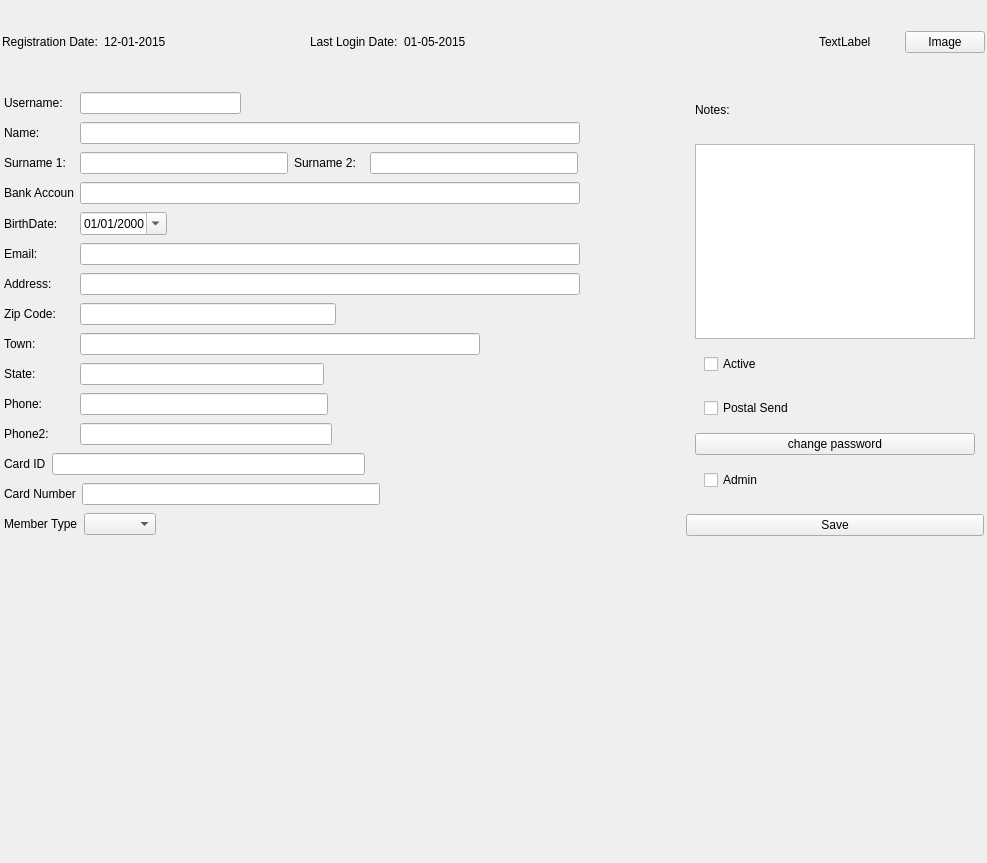
This is penyamanager/admin/memberview.ui in eguzki/penyamanager as Qt 5 draws it before an edit. The edited form follows.
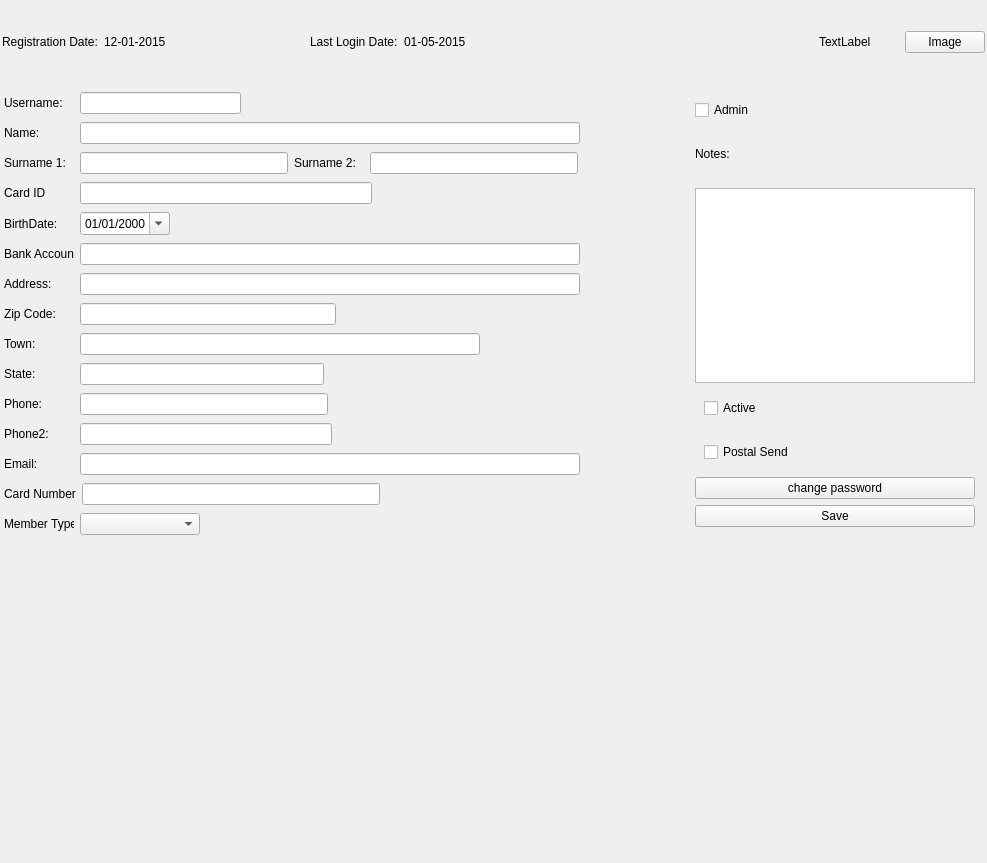
This is the edited form.

Commit message: Admin final translations add. Admin UI fix

The edit to the form file:
```diff
--- a/penyamanager/admin/memberview.ui
+++ b/penyamanager/admin/memberview.ui
@@ -410,8 +410,8 @@
           </widget>
          </item>
          <item>
-          <widget class="QWidget" name="bankAccountWidget" native="true">
-           <layout class="QHBoxLayout" name="horizontalLayout_12">
+          <widget class="QWidget" name="idcardWidget" native="true">
+           <layout class="QHBoxLayout" name="horizontalLayout_18">
             <property name="leftMargin">
              <number>1</number>
             </property>
@@ -425,7 +425,7 @@
              <number>1</number>
             </property>
             <item>
-             <widget class="QLabel" name="bankAccountLabel">
+             <widget class="QLabel" name="idCardLabel">
               <property name="minimumSize">
                <size>
                 <width>70</width>
@@ -433,34 +433,21 @@
                </size>
               </property>
               <property name="text">
-               <string>Bank Account:</string>
+               <string>Card ID</string>
               </property>
              </widget>
             </item>
             <item>
-             <widget class="QLineEdit" name="bankAccountLineEdit">
-              <property name="minimumSize">
-               <size>
-                <width>500</width>
-                <height>0</height>
-               </size>
-              </property>
-              <property name="maximumSize">
-               <size>
-                <width>500</width>
-                <height>16777215</height>
-               </size>
-              </property>
-             </widget>
+             <widget class="QLineEdit" name="idCardLineEdit"/>
             </item>
             <item>
-             <spacer name="horizontalSpacer_12">
+             <spacer name="horizontalSpacer_18">
               <property name="orientation">
                <enum>Qt::Horizontal</enum>
               </property>
               <property name="sizeHint" stdset="0">
                <size>
-                <width>152</width>
+                <width>305</width>
                 <height>20</height>
                </size>
               </property>
@@ -499,6 +486,15 @@
             </item>
             <item>
              <widget class="QDateEdit" name="birthdateDateEdit">
+              <property name="minimumSize">
+               <size>
+                <width>90</width>
+                <height>0</height>
+               </size>
+              </property>
+              <property name="alignment">
+               <set>Qt::AlignCenter</set>
+              </property>
               <property name="displayFormat">
                <string>dd/MM/yyyy</string>
               </property>
@@ -524,8 +520,8 @@
           </widget>
          </item>
          <item>
-          <widget class="QWidget" name="emailWidget" native="true">
-           <layout class="QHBoxLayout" name="horizontalLayout_16">
+          <widget class="QWidget" name="bankAccountWidget" native="true">
+           <layout class="QHBoxLayout" name="horizontalLayout_12">
             <property name="leftMargin">
              <number>1</number>
             </property>
@@ -539,7 +535,7 @@
              <number>1</number>
             </property>
             <item>
-             <widget class="QLabel" name="emailLabel">
+             <widget class="QLabel" name="bankAccountLabel">
               <property name="minimumSize">
                <size>
                 <width>70</width>
@@ -547,12 +543,12 @@
                </size>
               </property>
               <property name="text">
-               <string>Email:</string>
+               <string>Bank Account:</string>
               </property>
              </widget>
             </item>
             <item>
-             <widget class="QLineEdit" name="emailLineEdit">
+             <widget class="QLineEdit" name="bankAccountLineEdit">
               <property name="minimumSize">
                <size>
                 <width>500</width>
@@ -568,13 +564,13 @@
              </widget>
             </item>
             <item>
-             <spacer name="horizontalSpacer_16">
+             <spacer name="horizontalSpacer_12">
               <property name="orientation">
                <enum>Qt::Horizontal</enum>
               </property>
               <property name="sizeHint" stdset="0">
                <size>
-                <width>208</width>
+                <width>152</width>
                 <height>20</height>
                </size>
               </property>
@@ -892,8 +888,8 @@
           </widget>
          </item>
          <item>
-          <widget class="QWidget" name="idcardWidget" native="true">
-           <layout class="QHBoxLayout" name="horizontalLayout_18">
+          <widget class="QWidget" name="emailWidget" native="true">
+           <layout class="QHBoxLayout" name="horizontalLayout_16">
             <property name="leftMargin">
              <number>1</number>
             </property>
@@ -907,23 +903,42 @@
              <number>1</number>
             </property>
             <item>
-             <widget class="QLabel" name="idCardLabel">
+             <widget class="QLabel" name="emailLabel">
+              <property name="minimumSize">
+               <size>
+                <width>70</width>
+                <height>0</height>
+               </size>
+              </property>
               <property name="text">
-               <string>Card ID</string>
+               <string>Email:</string>
               </property>
              </widget>
             </item>
             <item>
-             <widget class="QLineEdit" name="idCardLineEdit"/>
+             <widget class="QLineEdit" name="emailLineEdit">
+              <property name="minimumSize">
+               <size>
+                <width>500</width>
+                <height>0</height>
+               </size>
+              </property>
+              <property name="maximumSize">
+               <size>
+                <width>500</width>
+                <height>16777215</height>
+               </size>
+              </property>
+             </widget>
             </item>
             <item>
-             <spacer name="horizontalSpacer_18">
+             <spacer name="horizontalSpacer_16">
               <property name="orientation">
                <enum>Qt::Horizontal</enum>
               </property>
               <property name="sizeHint" stdset="0">
                <size>
-                <width>305</width>
+                <width>208</width>
                 <height>20</height>
                </size>
               </property>
@@ -990,13 +1005,26 @@
             </property>
             <item>
              <widget class="QLabel" name="memberTypeLabel">
+              <property name="minimumSize">
+               <size>
+                <width>70</width>
+                <height>0</height>
+               </size>
+              </property>
               <property name="text">
                <string>Member Type</string>
               </property>
              </widget>
             </item>
             <item>
-             <widget class="QComboBox" name="memberTypeComboBox"/>
+             <widget class="QComboBox" name="memberTypeComboBox">
+              <property name="minimumSize">
+               <size>
+                <width>120</width>
+                <height>0</height>
+               </size>
+              </property>
+             </widget>
             </item>
             <item>
              <spacer name="horizontalSpacer_21">
@@ -1044,6 +1072,32 @@
          <property name="bottomMargin">
           <number>1</number>
          </property>
+         <item>
+          <widget class="QWidget" name="isAdminWidget" native="true">
+           <layout class="QHBoxLayout" name="horizontalLayout_7">
+            <item>
+             <widget class="QCheckBox" name="isAdminCheckBox">
+              <property name="text">
+               <string>Admin</string>
+              </property>
+             </widget>
+            </item>
+            <item>
+             <spacer name="horizontalSpacer_7">
+              <property name="orientation">
+               <enum>Qt::Horizontal</enum>
+              </property>
+              <property name="sizeHint" stdset="0">
+               <size>
+                <width>681</width>
+                <height>20</height>
+               </size>
+              </property>
+             </spacer>
+            </item>
+           </layout>
+          </widget>
+         </item>
          <item>
           <widget class="QWidget" name="notesLabelwidget" native="true">
            <layout class="QHBoxLayout" name="horizontalLayout_19">
@@ -1143,41 +1197,15 @@
              </widget>
             </item>
             <item>
-             <widget class="QWidget" name="isAdminWidget" native="true">
-              <layout class="QHBoxLayout" name="horizontalLayout_7">
-               <item>
-                <widget class="QCheckBox" name="isAdminCheckBox">
-                 <property name="text">
-                  <string>Admin</string>
-                 </property>
-                </widget>
-               </item>
-               <item>
-                <spacer name="horizontalSpacer_7">
-                 <property name="orientation">
-                  <enum>Qt::Horizontal</enum>
-                 </property>
-                 <property name="sizeHint" stdset="0">
-                  <size>
-                   <width>681</width>
-                   <height>20</height>
-                  </size>
-                 </property>
-                </spacer>
-               </item>
-              </layout>
+             <widget class="QPushButton" name="savePushButton">
+              <property name="text">
+               <string>Save</string>
+              </property>
              </widget>
             </item>
            </layout>
           </widget>
          </item>
-         <item>
-          <widget class="QPushButton" name="savePushButton">
-           <property name="text">
-            <string>Save</string>
-           </property>
-          </widget>
-         </item>
         </layout>
        </widget>
       </item>
```
Left out of the diff: 6 changed lines with no effect on the pictures. The commit also changes 10 other files.
